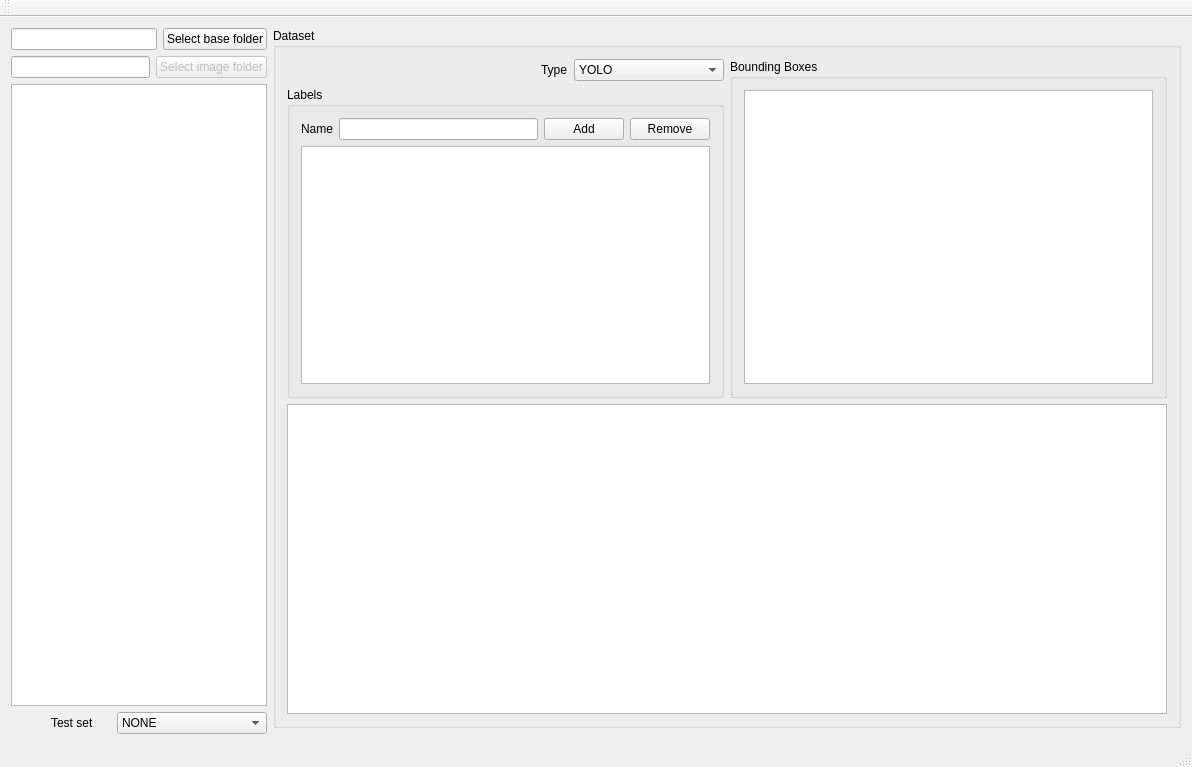
First picture: the form in DatasetTagger/mainwindow.ui, repository Myzhar/yolo-data-tagger, before the edit.
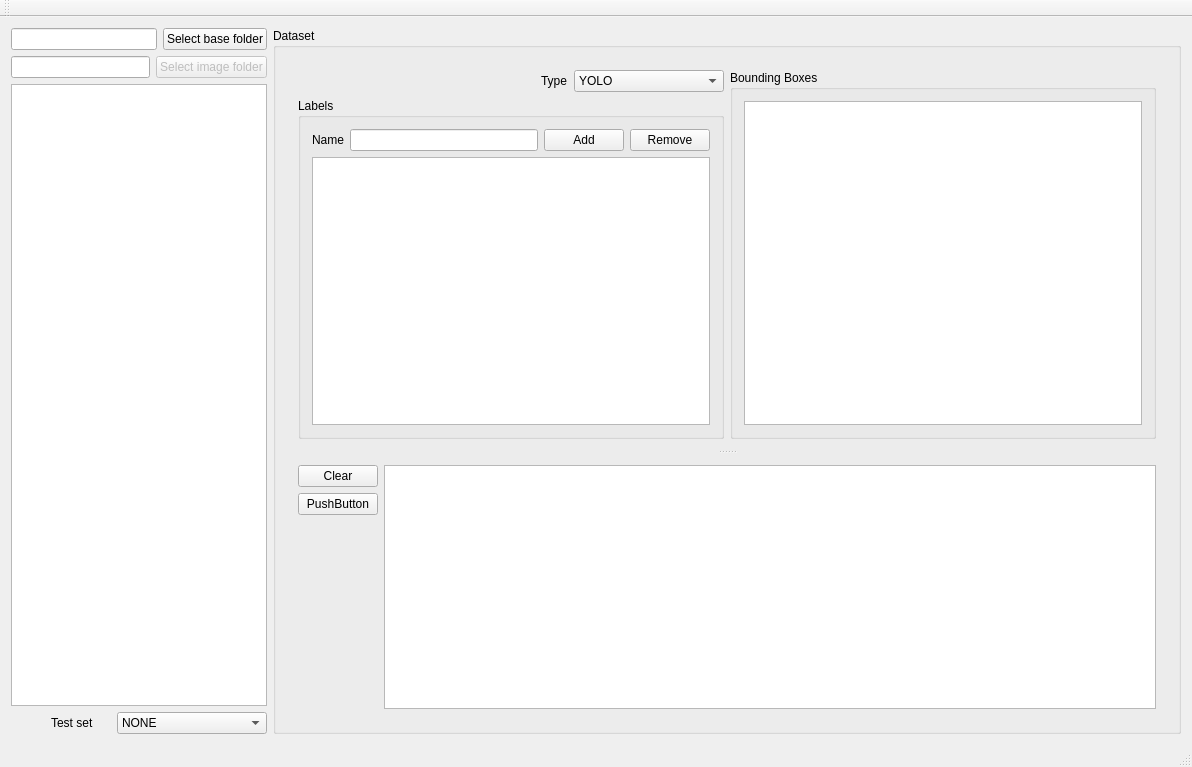
Second picture: the form after the edit.

```diff
--- a/DatasetTagger/mainwindow.ui
+++ b/DatasetTagger/mainwindow.ui
@@ -185,11 +185,24 @@
       </item>
      </layout>
     </item>
-    <item row="0" column="1">
+    <item row="0" column="1" rowspan="2">
      <widget class="QGroupBox" name="groupBox">
+      <property name="sizePolicy">
+       <sizepolicy hsizetype="Expanding" vsizetype="Preferred">
+        <horstretch>0</horstretch>
+        <verstretch>0</verstretch>
+       </sizepolicy>
+      </property>
       <property name="title">
        <string>Dataset</string>
       </property>
+      <layout class="QGridLayout" name="gridLayout_5">
+       <item row="0" column="0">
+        <widget class="QSplitter" name="splitter">
+         <property name="orientation">
+          <enum>Qt::Vertical</enum>
+         </property>
+         <widget class="QWidget" name="">
       <layout class="QGridLayout" name="gridLayout_4">
        <item row="0" column="0">
         <layout class="QHBoxLayout" name="horizontalLayout_3">
@@ -304,8 +317,53 @@
          </layout>
         </widget>
        </item>
-       <item row="2" column="0" colspan="2">
+          </layout>
+         </widget>
+         <widget class="QWidget" name="">
+          <layout class="QHBoxLayout" name="horizontalLayout_6">
+           <item>
+            <layout class="QVBoxLayout" name="verticalLayout_2">
+             <item>
+              <widget class="QPushButton" name="pushButton_clear">
+               <property name="sizePolicy">
+                <sizepolicy hsizetype="Preferred" vsizetype="Fixed">
+                 <horstretch>0</horstretch>
+                 <verstretch>0</verstretch>
+                </sizepolicy>
+               </property>
+               <property name="text">
+                <string>Clear</string>
+               </property>
+              </widget>
+             </item>
+             <item>
+              <widget class="QPushButton" name="pushButton_2">
+               <property name="text">
+                <string>PushButton</string>
+               </property>
+              </widget>
+             </item>
+             <item>
+              <spacer name="verticalSpacer">
+               <property name="orientation">
+                <enum>Qt::Vertical</enum>
+               </property>
+               <property name="sizeHint" stdset="0">
+                <size>
+                 <width>20</width>
+                 <height>40</height>
+                </size>
+               </property>
+              </spacer>
+             </item>
+            </layout>
+           </item>
+           <item>
         <widget class="QGraphicsView" name="graphicsView_image"/>
+           </item>
+          </layout>
+         </widget>
+        </widget>
        </item>
       </layout>
      </widget>
```
Lines whose indentation alone changed are shown as unchanged.
